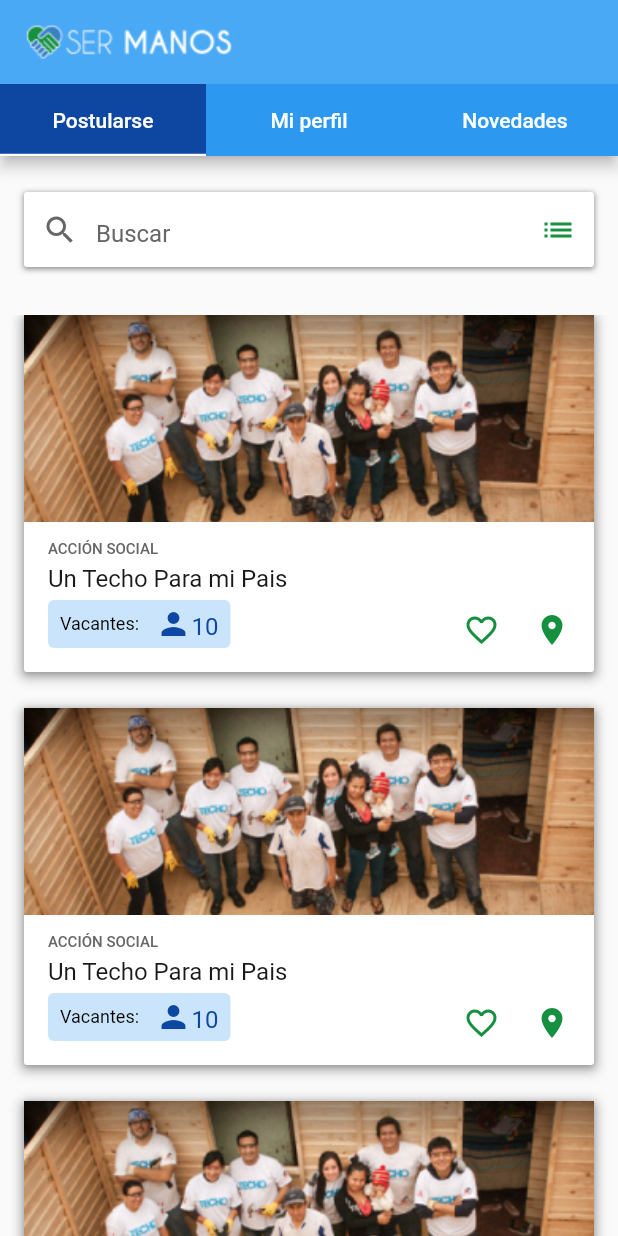
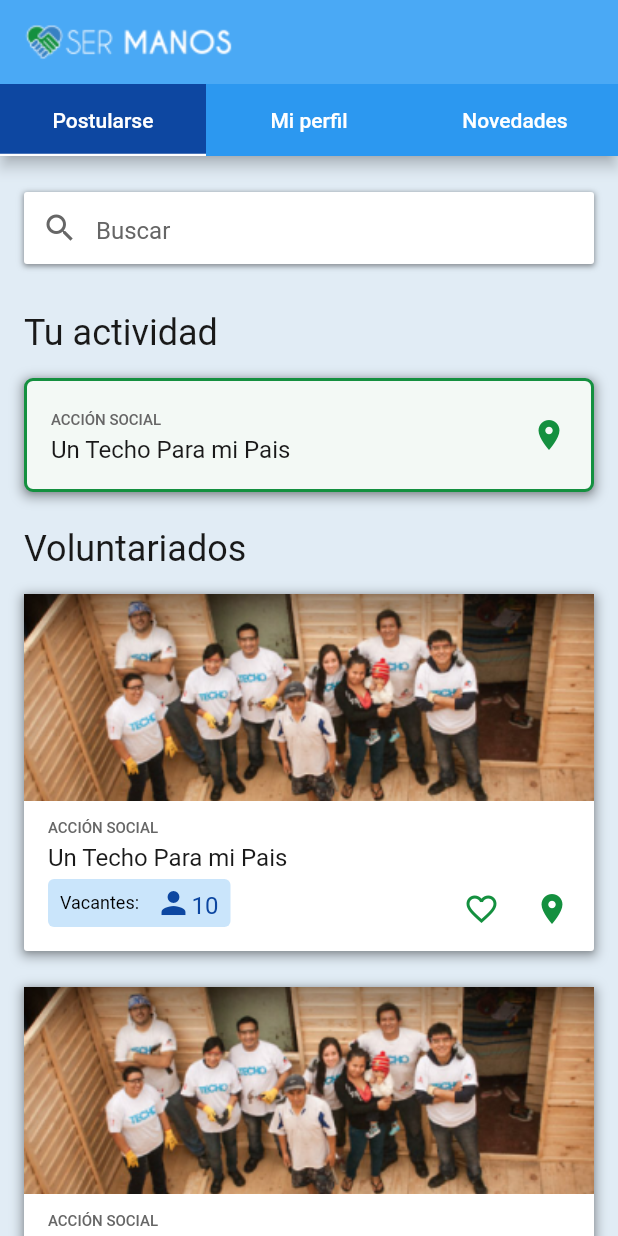
Before and after one commit to GastonDonikian/aplicaciones-moviles-multiplataforma, a Flutter app: the ApplyTab screen opened by its route, on a phone screen of 412 x 824 dp. Run offline on Flutter 3.47's test engine with Material 2 defaults, Android fonts, the phone set to English and light mode, and no system bars; our stand-ins replace cloud_firestore, firebase_analytics, firebase_auth, firebase_core, firebase_crashlytics, firebase_storage and 4 more; accounts and stored records are empty.

Commit message:
Updated apply home view

```diff
--- a/my_app/lib/design_system/cells/cards.dart
+++ b/my_app/lib/design_system/cells/cards.dart
@@ -244,7 +244,6 @@ class SerManosCurrentVolunteeringCard extends StatelessWidget {
                       ),
                     ],
                   ),
-                  const SizedBox(height: 4),
                   Row(
                     children: [
                       Expanded(
--- /dev/null
+++ b/my_app/lib/design_system/cells/current_activities.dart
@@ -0,0 +1,36 @@
+import 'package:flutter/material.dart';
+import 'package:my_app/design_system/cells/cards.dart';
+import 'package:my_app/design_system/foundations/texts.dart';
+import 'package:my_app/design_system/tokens/colors.dart';
+import 'package:my_app/models/volunteer_association.dart';
+
+class SerManosCurrentActivityWidget extends StatelessWidget {
+  const SerManosCurrentActivityWidget({super.key, required this.association, required this.onAssociationPressed});
+
+  final VolunteerAssociation association;
+  final Function(VolunteerAssociation) onAssociationPressed;
+
+  void onLocationPressed() {
+    print("Location pressed");
+  }
+
+  @override
+  Widget build(BuildContext context) {
+    return Column(
+      crossAxisAlignment: CrossAxisAlignment.start,
+      children: [
+        SerManosTexts.headline1("Tu actividad", color: SerManosColors.black),
+        const SizedBox(height: 16),
+        InkWell(
+          onTap: () => onAssociationPressed(association),
+          child: SerManosCurrentVolunteeringCard(
+            cardOverlineText: association.associationType,
+            cardTitle: association.name,
+            onLocationPressed: onLocationPressed,
+          ),
+        ),
+        const SizedBox(height: 24),
+      ],
+    );
+  }
+}
--- /dev/null
+++ b/my_app/lib/design_system/cells/volunteering_list.dart
@@ -0,0 +1,62 @@
+import 'package:flutter/material.dart';
+import 'package:my_app/design_system/cells/cards.dart';
+import 'package:my_app/design_system/foundations/texts.dart';
+import 'package:my_app/design_system/tokens/colors.dart';
+import 'package:my_app/design_system/tokens/grid_padding.dart';
+import 'package:my_app/models/volunteer_association.dart';
+
+class SerManosVolunteeringList extends StatelessWidget {
+  const SerManosVolunteeringList({super.key, required this.associations, required this.onAssociationClicked});
+
+  final List<VolunteerAssociation> associations;
+  final Function(VolunteerAssociation) onAssociationClicked;
+
+  @override
+  Widget build(BuildContext context) {
+    return Column(
+      crossAxisAlignment: CrossAxisAlignment.start,
+      children: [
+        SerManosGridPadding(
+          child: SerManosTexts.headline1("Voluntariados", color: SerManosColors.black),
+        ),
+        const SizedBox(height: 16),
+        Visibility(
+          visible: associations.isNotEmpty,
+          replacement: SerManosGridPadding(
+            child: Container(
+              decoration: BoxDecoration(
+                color: SerManosColors.white,
+                borderRadius: BorderRadius.circular(4),
+              ),
+              padding: const EdgeInsets.symmetric(horizontal: 24, vertical: 18),
+              child: SerManosTexts.subtitle1(
+                "Actualmente no hay voluntariados vigentes. Pronto se irán ircorporando nuevos",
+                color: SerManosColors.black,
+                textAlign: TextAlign.center,
+              ),
+            ),
+          ),
+          child: ListView.separated(
+            physics: const NeverScrollableScrollPhysics(),
+            shrinkWrap: true,
+            itemCount: associations.length,
+            itemBuilder: (context, index) {
+              return SerManosGridPadding(
+                child: SerManosVolunteerCard(
+                  imagePath: associations[index].imagePath,
+                  cardOverlineText: associations[index].associationType,
+                  cardTitle: associations[index].name,
+                  vacancy: 10,
+                  onPressedFav: () => {},
+                  onPressedLocation: () => {},
+                  onPressedImage: () => onAssociationClicked(associations[index]),
+                ),
+              );
+            },
+            separatorBuilder: (BuildContext context, int index) => const SizedBox(height: 24),
+          ),
+        ),
+      ],
+    );
+  }
+}
--- a/my_app/lib/design_system/foundations/colors.dart
+++ b/my_app/lib/design_system/foundations/colors.dart
@@ -3,6 +3,8 @@ import 'package:my_app/design_system/tokens/colors.dart';
 
 class SerManosColorFoundations {
   SerManosColorFoundations._();
+
+  static const scaffoldBackgroundColor = SerManosColors.secondary10;
 
   //text
   static const defaultTextColor = SerManosColors.white;
--- a/my_app/lib/design_system/molecules/inputs.dart
+++ b/my_app/lib/design_system/molecules/inputs.dart
@@ -217,7 +217,6 @@ class CustomSearchInput extends StatefulWidget {
     required this.label,
     required this.eraseIcon,
     required this.defaultIcon,
-    required this.onFilterPressed,
     this.onEnter,
     this.onChanged,
   });
@@ -228,7 +227,6 @@ class CustomSearchInput extends StatefulWidget {
   final IconData defaultIcon;
   final void Function(String)? onEnter;
   final void Function(String)? onChanged;
-  final Function() onFilterPressed;
 
   @override
   State<CustomSearchInput> createState() => _CustomSearchInputState();
@@ -245,14 +243,16 @@ class _CustomSearchInputState extends State<CustomSearchInput> {
   Widget build(BuildContext context) {
     InputDecoration defaultDecoration = InputDecoration(
       hintText: widget.placeholder,
-      suffixIcon: SerManosIconButton(
-        icon: controller.text.isEmpty ? SerManosIcons.listIcon : widget.eraseIcon,
-        iconColor: controller.text.isEmpty ? SerManosColorFoundations.buttonActiveColor : SerManosColors.grey75,
-        onPressed: controller.text.isEmpty ? widget.onFilterPressed : clear,
-      ),
+      suffixIcon: controller.text.isEmpty
+          ? null
+          : SerManosIconButton(
+              icon: widget.eraseIcon,
+              iconColor: SerManosColors.grey75,
+              onPressed: clear,
+            ),
       prefixIcon: Icon(widget.defaultIcon, color: SerManosColors.grey75),
       border: InputBorder.none,
-      contentPadding: const EdgeInsets.only(top: 14, bottom: 12),
+      contentPadding: const EdgeInsets.symmetric(vertical: 12),
       hintStyle: const SerManosTextStyles.subtitle1(color: SerManosColors.grey75),
     );
 
--- a/my_app/lib/main.dart
+++ b/my_app/lib/main.dart
@@ -25,7 +25,12 @@ class MyApp extends StatelessWidget {
     return MaterialApp.router(
       title: 'Flutter Demo',
       theme: ThemeData(
-        primarySwatch: SerManosColorFoundations.getMaterialColor(SerManosColorFoundations.statusBarColor),
+        primarySwatch: SerManosColorFoundations.getMaterialColor(
+          SerManosColorFoundations.statusBarColor,
+        ),
+        scaffoldBackgroundColor: SerManosColorFoundations.getMaterialColor(
+          SerManosColorFoundations.scaffoldBackgroundColor,
+        ),
       ),
       routerConfig: router,
     );
--- a/my_app/lib/screens/apply.dart
+++ b/my_app/lib/screens/apply.dart
@@ -3,7 +3,11 @@ import 'package:flutter/material.dart';
 import 'package:go_router/go_router.dart';
 import 'package:my_app/design_system/atoms/icons.dart';
 import 'package:my_app/design_system/cells/cards.dart';
+import 'package:my_app/design_system/cells/current_activities.dart';
+import 'package:my_app/design_system/cells/volunteering_list.dart';
+import 'package:my_app/design_system/foundations/texts.dart';
 import 'package:my_app/design_system/molecules/inputs.dart';
+import 'package:my_app/design_system/tokens/colors.dart';
 import 'package:my_app/design_system/tokens/grid_padding.dart';
 import 'package:my_app/models/volunteer_association.dart';
 
@@ -28,6 +32,8 @@ class ApplyTab extends StatelessWidget {
       // TODO: query search
     }
 
+    void loadVolunteerAssociations() {}
+
     return Column(
       children: [
         const SizedBox(height: 24),
@@ -38,28 +44,24 @@ class ApplyTab extends StatelessWidget {
             eraseIcon: SerManosIcons.closeIcon,
             defaultIcon: SerManosIcons.searchIcon,
             onEnter: onSearchEnter,
-            onFilterPressed: () {},
           ),
         ),
+        const SizedBox(height: 32),
         Expanded(
-          child: Padding(
-            padding: const EdgeInsets.only(top: 32),
-            child: ListView.separated(
-              itemCount: volunteerAssociations.length,
-              itemBuilder: (context, index) {
-                return SerManosGridPadding(
-                  child: SerManosVolunteerCard(
-                    imagePath: volunteerAssociations[index].imagePath,
-                    cardOverlineText: volunteerAssociations[index].associationType,
-                    cardTitle: volunteerAssociations[index].name,
-                    vacancy: 10,
-                    onPressedFav: () => {},
-                    onPressedLocation: () => {},
-                    onPressedImage: () => goToVolunteerAssociation(volunteerAssociations[index]),
+          child: SingleChildScrollView(
+            child: Column(
+              children: [
+                SerManosGridPadding(
+                  child: SerManosCurrentActivityWidget(
+                    association: myVolunteerAssociation,
+                    onAssociationPressed: goToVolunteerAssociation,
                   ),
-                );
-              },
-              separatorBuilder: (BuildContext context, int index) => const SizedBox(height: 24),
+                ),
+                SerManosVolunteeringList(
+                  associations: volunteerAssociations,
+                  onAssociationClicked: goToVolunteerAssociation,
+                ),
+              ],
             ),
           ),
         ),
```
